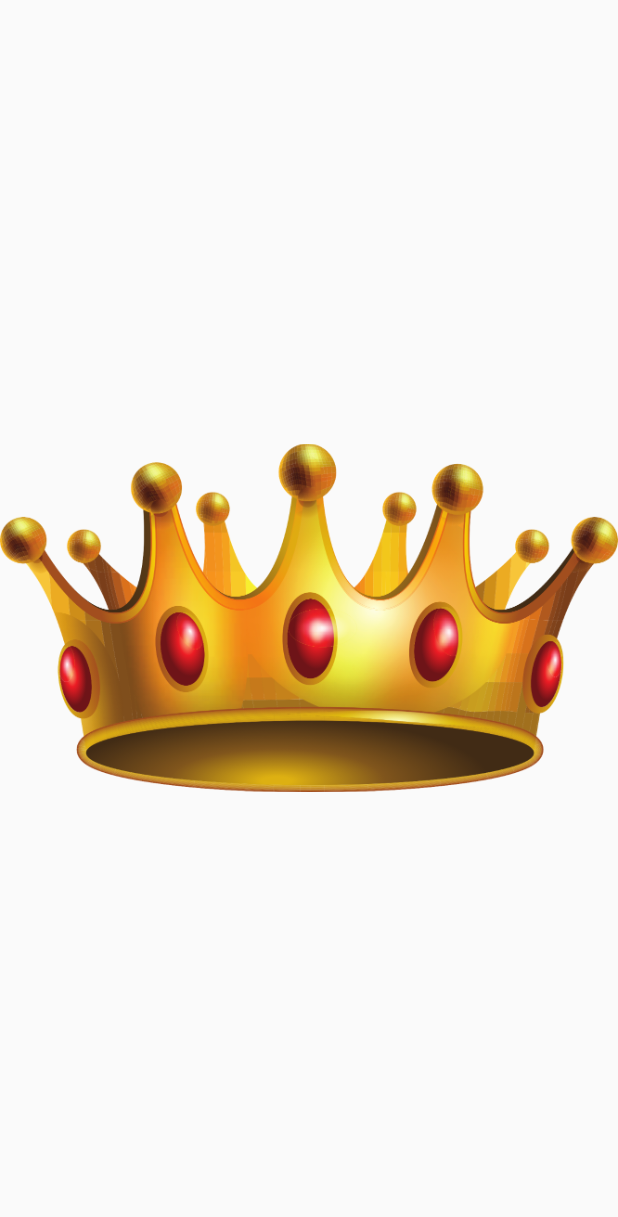
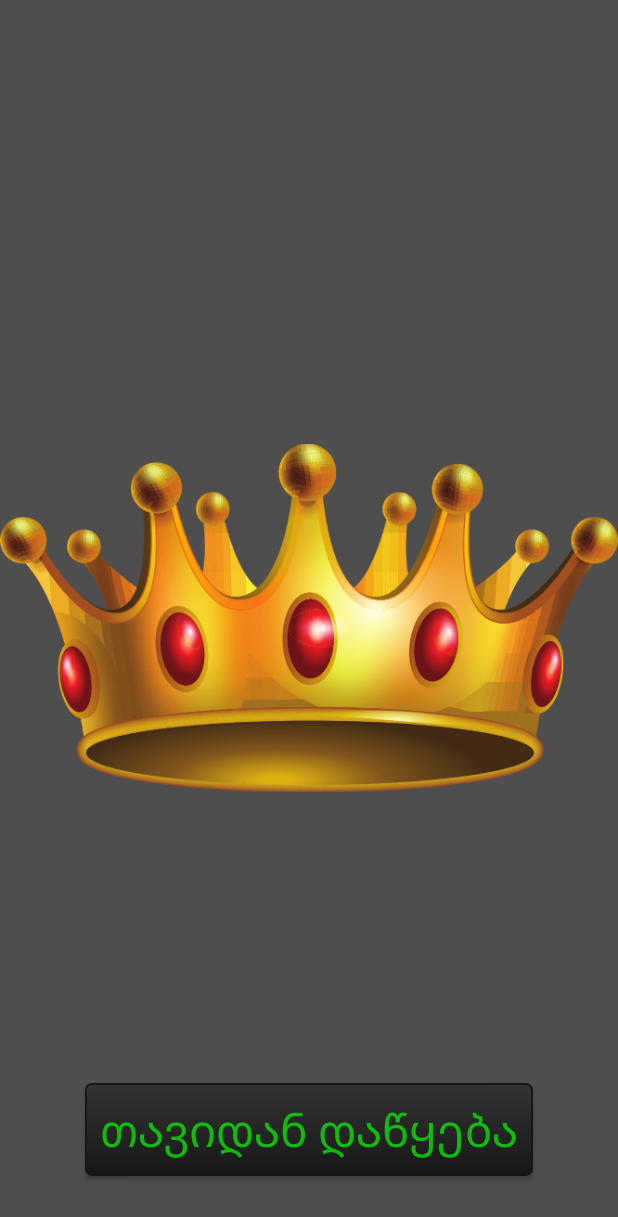
Before and after one commit to ikakooo/Find_Number_Game, an Android app: the layout dialog_layout.xml on its own in the app's theme, with its tools: preview values and no code run, on a phone screen of 412 x 824 dp. Shown: the top 1217 px of the screen. Run offline under Robolectric (Android 15) with nearby library versions, the phone set to English and light mode, and no system bars.

Commit message:
უმნიშვნელო ცვლილებები

```diff
--- a/app/src/main/java/com/example/numbers_game/PlayGameActivity.kt
+++ b/app/src/main/java/com/example/numbers_game/PlayGameActivity.kt
@@ -47,13 +47,13 @@ class PlayGameActivity : AppCompatActivity() {
                 textViewID.text = "შენ მოიგე!!!"
                 numberOfTrying = 5
                 Tools.winDialog(this@PlayGameActivity,1)
-                endGame()
+                //endGame()
                 Log.d("hjedfchcre", randomNum)
             } else {
                 numberOfTrying--
                 if (numberOfTrying <= 0) {
                     Tools.winDialog(this@PlayGameActivity,0)
-                    endGame()
+                    //endGame()
                 }
                 textViewID.setTextColor(Color.RED)
                 textViewID.text = "სცადე თავიდან. დაგრჩა $numberOfTrying ცდა"
@@ -65,6 +65,7 @@ class PlayGameActivity : AppCompatActivity() {
     }
     @Suppress("DEPRECATION")
     private fun endGame() {
+        numberOfTrying = 5
         Handler().postDelayed({
             val intent = Intent(this@PlayGameActivity, MainActivity::class.java)
             intent.addFlags(Intent.FLAG_ACTIVITY_CLEAR_TASK or Intent.FLAG_ACTIVITY_NEW_TASK)
--- /dev/null
+++ b/app/src/main/res/drawable/button.xml
@@ -0,0 +1,37 @@
+<?xml version="1.0" encoding="utf-8"?>
+<selector xmlns:android="http://schemas.android.com/apk/res/android">
+    <item android:state_pressed="true" >
+        <shape>
+            <solid
+                android:color="#343434" />
+            <stroke
+                android:width="1dp"
+                android:color="#171717" />
+            <corners
+                android:radius="3dp" />
+            <padding
+                android:left="10dp"
+                android:top="10dp"
+                android:right="10dp"
+                android:bottom="10dp" />
+        </shape>
+    </item>
+    <item>
+        <shape>
+            <gradient
+                android:startColor="#343434"
+                android:endColor="#171717"
+                android:angle="270" />
+            <stroke
+                android:width="1dp"
+                android:color="#171717" />
+            <corners
+                android:radius="4dp" />
+            <padding
+                android:left="10dp"
+                android:top="10dp"
+                android:right="10dp"
+                android:bottom="10dp" />
+        </shape>
+    </item>
+</selector>
--- a/app/src/main/res/drawable/ic_launcher_background.xml
+++ b/app/src/main/res/drawable/ic_launcher_background.xml
@@ -5,7 +5,7 @@
     android:viewportHeight="108"
     android:viewportWidth="108"
     xmlns:android="http://schemas.android.com/apk/res/android">
-    <path android:fillColor="#3DDC84"
+    <path android:fillColor="#003DDC84"
           android:pathData="M0,0h108v108h-108z"/>
     <path android:fillColor="#00000000" android:pathData="M9,0L9,108"
           android:strokeColor="#33FFFFFF" android:strokeWidth="0.8"/>
--- a/app/src/main/res/layout/dialog_layout.xml
+++ b/app/src/main/res/layout/dialog_layout.xml
@@ -1,9 +1,9 @@
 <?xml version="1.0" encoding="utf-8"?>
-<LinearLayout xmlns:android="http://schemas.android.com/apk/res/android"
+<FrameLayout xmlns:android="http://schemas.android.com/apk/res/android"
     android:layout_width="match_parent"
     android:layout_height="match_parent"
 
-    android:background="@color/colorFullTransparent"
+    android:background="@color/colorTransparent"
     android:orientation="vertical">
 
     <TextView
@@ -20,31 +20,27 @@
         android:textStyle="bold"
         android:visibility="gone" />
 
-    <FrameLayout
-        android:layout_width="match_parent"
-        android:layout_height="match_parent">
 
         <ImageView
             android:id="@+id/imageViewWinOrLoseID"
             android:layout_width="match_parent"
-            android:layout_height="match_parent"
+            android:layout_height="wrap_content"
             android:layout_gravity="center"
             android:contentDescription="@string/todo"
             android:scaleType="fitCenter"
             android:src="@mipmap/king" />
 
+
     <Button
         android:id="@+id/dialogOkButton"
-            android:layout_width="match_parent"
-            android:layout_height="65dp"
-            android:layout_gravity="bottom"
-            android:background="@android:color/transparent"
+        android:layout_width="wrap_content"
+        android:layout_height="wrap_content"
+        android:layout_marginBottom="40dp"
+        android:layout_gravity="bottom|center"
+        android:background="@drawable/button"
         android:text="@string/ok"
         android:textAllCaps="false"
         android:textColor="@color/colorGreen"
         android:textSize="30sp"
-            android:visibility="gone" />
+        />
 </FrameLayout>
-
-
-</LinearLayout>
```
Also changed, not shown: app/src/main/java/com/example/numbers_game/Tools.kt (+13 -3 lines), app/src/main/res/layout/activity_play_game.xml (+23 -23 lines). Lines whose indentation alone changed are shown as unchanged.
